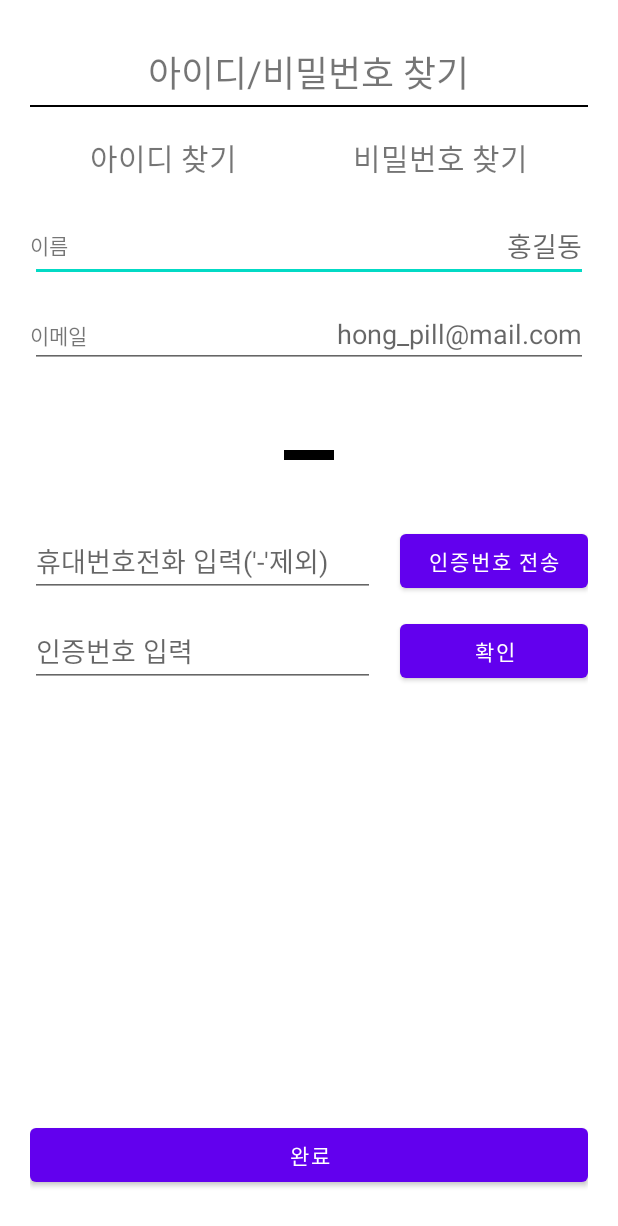
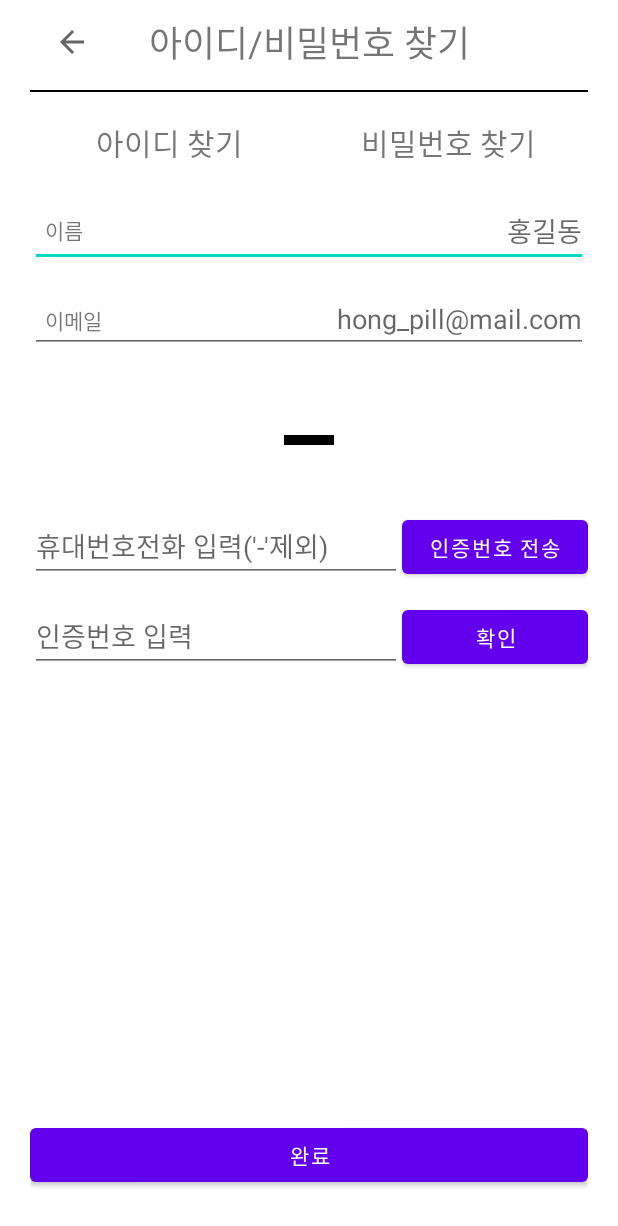
Before and after one commit to teamcadi/project-android-careapp, an Android app: the FindIdAndPwActivity screen opened directly, with no data from a screen before it, on a phone screen of 412 x 824 dp. Shown: the top 1226 px of the screen. Run offline under Robolectric (Android 15) with nearby library versions, the phone set to English and light mode, and no system bars.

Commit message:
Add: navi_drawer_header, navi_drawer_menu 추가, Update: FindIdAndPwActivity 수정

```diff
--- a/app/src/main/java/kr/teamcadi/myapa/FindIdAndPwActivity.java
+++ b/app/src/main/java/kr/teamcadi/myapa/FindIdAndPwActivity.java
@@ -1,16 +1,34 @@
 package kr.teamcadi.myapa;
 
 import androidx.appcompat.app.AppCompatActivity;
+import androidx.appcompat.widget.Toolbar;
 
 import android.os.Bundle;
+import android.view.MenuItem;
 
 // 화면 설명 : 아이디/비밀번호 찾기 화면
-// Author : Soohyun, Last Modified : 2020.11.28
+// Author : Soohyun, Last Modified : 2020.12.27
 public class FindIdAndPwActivity extends AppCompatActivity {
 
     @Override
     protected void onCreate(Bundle savedInstanceState) {
         super.onCreate(savedInstanceState);
         setContentView(R.layout.activity_find_id_and_pw);
+
+        Toolbar toolbar = (Toolbar)findViewById(R.id.toolbar);
+        setSupportActionBar(toolbar);
+        getSupportActionBar().setDisplayShowTitleEnabled(false); //기본 타이틀 삭제
+        getSupportActionBar().setDisplayHomeAsUpEnabled(true); //back버튼
+    }
+
+    @Override
+    public boolean onOptionsItemSelected(MenuItem item) {
+        switch (item.getItemId()){
+            case android.R.id.home:{ //toolbar의 back키 눌렀을 때
+                finish();
+                return true;
+            }
+        }
+        return super.onOptionsItemSelected(item);
     }
 }
--- a/app/src/main/java/kr/teamcadi/myapa/LoginActivity.java
+++ b/app/src/main/java/kr/teamcadi/myapa/LoginActivity.java
@@ -28,6 +28,7 @@ public class LoginActivity extends AppCompatActivity
         Button btn_login = (Button)findViewById(R.id.btn_login);
         Button btn_signup = (Button)findViewById(R.id.btn_signup);
 
+        //로그인 버튼 클릭
         btn_login.setOnClickListener(new View.OnClickListener()
         {
             @Override
@@ -46,6 +47,7 @@ public class LoginActivity extends AppCompatActivity
             }
         });
 
+        // 아이디/비밀번호 찾기 클릭
         findIdAndPassword.setOnClickListener(new View.OnClickListener() {
             @Override
             public void onClick(View view) {
@@ -53,6 +55,7 @@ public class LoginActivity extends AppCompatActivity
             }
         });
 
+        // 회원가입 클릭
         btn_signup.setOnClickListener(new View.OnClickListener() {
             @Override
             public void onClick(View view) {
--- a/app/src/main/res/layout/activity_find_id_and_pw.xml
+++ b/app/src/main/res/layout/activity_find_id_and_pw.xml
@@ -8,42 +8,55 @@
     android:layout_marginEnd="20dp"
     android:layout_gravity="center">
 
+    <androidx.appcompat.widget.Toolbar
+        android:id="@+id/toolbar"
+        android:layout_width="match_parent"
+        android:layout_height="wrap_content"
+        android:theme="@style/Theme.MyApaAndroid">
+
         <TextView
             android:layout_width="wrap_content"
             android:layout_height="wrap_content"
-        android:layout_marginTop="30dp"
+            android:layout_gravity="center"
             android:text="아이디/비밀번호 찾기"
-        android:textSize="24sp"
-        android:layout_centerHorizontal="true"/>
+            android:textSize="24sp"/>
+
+    </androidx.appcompat.widget.Toolbar>
 
     <View
         android:layout_width="match_parent"
         android:layout_height="2px"
         android:background="#000000"
-        android:layout_marginTop="70dp"/>
+        android:layout_marginTop="60dp"/>
+
+    <LinearLayout
+        android:layout_width="match_parent"
+        android:layout_height="wrap_content"
+        android:layout_marginTop="80dp">
+
+        <TextView
+            android:layout_width="0dp"
+            android:layout_height="wrap_content"
+            android:layout_weight="1"
+            android:gravity="center"
+            android:text="아이디 찾기"
+            android:textSize="20sp"/>
+
+        <TextView
+            android:layout_width="0dp"
+            android:layout_height="wrap_content"
+            android:layout_weight="1"
+            android:gravity="center"
+            android:text="비밀번호 찾기"
+            android:textSize="20sp"/>
+
+    </LinearLayout>
 
     <TextView
         android:layout_width="wrap_content"
         android:layout_height="wrap_content"
-        android:layout_marginTop="90dp"
-        android:layout_alignParentLeft="true"
-        android:layout_marginLeft="40dp"
-        android:text="아이디 찾기"
-        android:textSize="20sp"/>
-
-    <TextView
-        android:layout_width="wrap_content"
-        android:layout_height="wrap_content"
-        android:layout_marginTop="90dp"
-        android:layout_alignParentRight="true"
-        android:layout_marginRight="40dp"
-        android:text="비밀번호 찾기"
-        android:textSize="20sp"/>
-
-    <TextView
-        android:layout_width="wrap_content"
-        android:layout_height="wrap_content"
-        android:layout_marginTop="140dp"
+        android:layout_marginTop="130dp"
+        android:layout_marginLeft="10dp"
         android:layout_alignBaseline="@id/ev_name"
         android:text="이름"/>
 
@@ -51,7 +64,7 @@
         android:id="@+id/ev_name"
         android:layout_width="match_parent"
         android:layout_height="wrap_content"
-        android:layout_marginTop="140dp"
+        android:layout_marginTop="130dp"
         android:inputType="textPersonName"
         android:hint="홍길동"
         android:gravity="right"/>
@@ -59,7 +72,8 @@
     <TextView
         android:layout_width="wrap_content"
         android:layout_height="wrap_content"
-        android:layout_marginTop="140dp"
+        android:layout_marginTop="190dp"
+        android:layout_marginLeft="10dp"
         android:layout_alignBaseline="@id/ev_email"
         android:text="이메일"/>
 
@@ -67,7 +81,7 @@
         android:id="@+id/ev_email"
         android:layout_width="match_parent"
         android:layout_height="wrap_content"
-        android:layout_marginTop="200dp"
+        android:layout_marginTop="190dp"
         android:inputType="textEmailAddress"
         android:hint="hong_pill@mail.com"
         android:gravity="right"/>
@@ -76,42 +90,54 @@
         android:layout_width="50px"
         android:layout_height="10px"
         android:background="#000000"
-        android:layout_marginTop="300dp"
+        android:layout_marginTop="290dp"
         android:layout_centerHorizontal="true"/>
+
+    <LinearLayout
+        android:layout_width="match_parent"
+        android:layout_height="wrap_content"
+        android:layout_marginTop="340dp"
+        android:orientation="horizontal">
 
         <EditText
             android:id="@+id/ev_phoneNumber"
-        android:layout_width="230dp"
+            android:layout_width="0dp"
             android:layout_height="wrap_content"
-        android:layout_marginTop="350dp"
+            android:layout_weight="2"
             android:inputType="phone"
             android:hint="휴대번호전화 입력('-'제외)"/>
 
         <Button
             android:id="@+id/btn_send_certificationNumber"
-        android:layout_width="125dp"
+            android:layout_width="0dp"
             android:layout_height="wrap_content"
-        android:layout_marginTop="350dp"
-        android:layout_alignParentEnd="true"
-        android:layout_alignParentRight="true"
+            android:layout_weight="1"
             android:text="인증번호 전송"/>
+
+    </LinearLayout>
+
+    <LinearLayout
+        android:layout_width="match_parent"
+        android:layout_height="wrap_content"
+        android:layout_marginTop="400dp"
+        android:orientation="horizontal">
 
         <EditText
             android:id="@+id/ev_certificationNumber"
-        android:layout_width="230dp"
+            android:layout_width="0dp"
             android:layout_height="wrap_content"
-        android:layout_marginTop="410dp"
+            android:layout_weight="2"
             android:inputType="number"
             android:hint="인증번호 입력"/>
 
         <Button
             android:id="@+id/btn_indentify_certifiationNumber"
-        android:layout_width="125dp"
+            android:layout_width="0dp"
             android:layout_height="wrap_content"
-        android:layout_marginTop="410dp"
-        android:layout_alignParentEnd="true"
-        android:layout_alignParentRight="true"
+            android:layout_weight="1"
             android:text="확인"/>
+
+    </LinearLayout>
 
     <Button
         android:id="@+id/btn_finish"
--- a/app/src/main/res/layout/activity_login.xml
+++ b/app/src/main/res/layout/activity_login.xml
@@ -12,7 +12,7 @@
         android:id="@+id/tv_appname"
         android:layout_width="wrap_content"
         android:layout_height="wrap_content"
-        android:text="로고 삽입 부분"
+        android:text="MYAPA"
         android:textSize="50sp"
         android:layout_centerHorizontal="true"/>
 
```
Also changed, not shown: app/src/main/res/layout/navi_drawer_header.xml (added, +34 -0 lines), app/src/main/res/menu/navi_drawer_menu.xml (added, +20 -0 lines), gradle/wrapper/gradle-wrapper.properties. Lines whose indentation alone changed are shown as unchanged.
